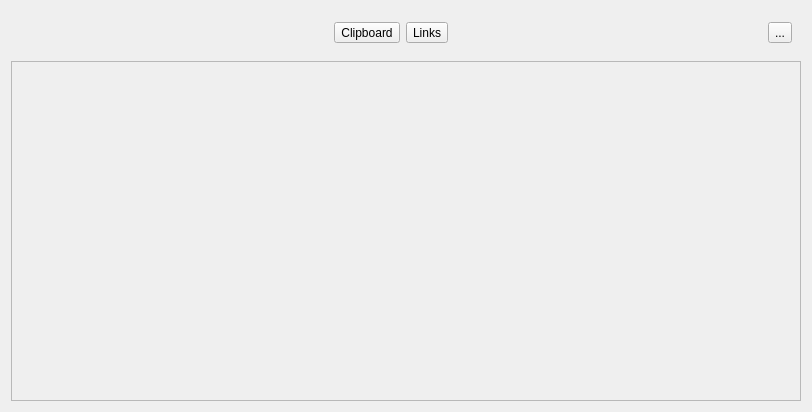
First picture: the form in widget/MPasteWidget.ui, repository SeptemberHX/MPaste, before the edit.
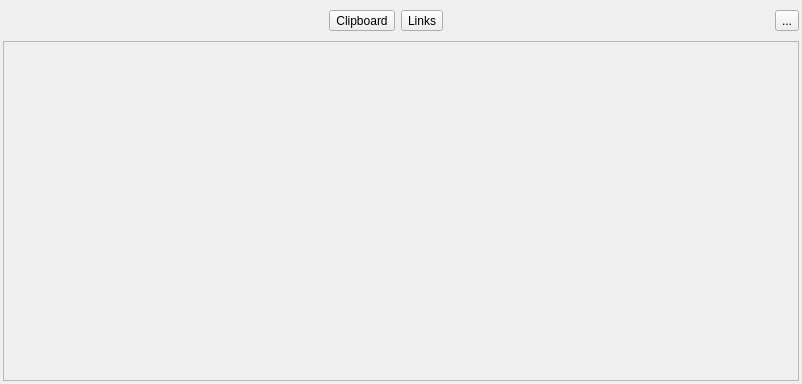
Second picture: the form after the edit.

The edit to the form file:
```diff
--- a/widget/MPasteWidget.ui
+++ b/widget/MPasteWidget.ui
@@ -6,17 +6,44 @@
    <rect>
     <x>0</x>
     <y>0</y>
-    <width>812</width>
-    <height>412</height>
+    <width>802</width>
+    <height>384</height>
    </rect>
   </property>
   <property name="windowTitle">
    <string>Form</string>
   </property>
   <layout class="QVBoxLayout" name="verticalLayout">
+   <property name="spacing">
+    <number>3</number>
+   </property>
+   <property name="leftMargin">
+    <number>3</number>
+   </property>
+   <property name="topMargin">
+    <number>3</number>
+   </property>
+   <property name="rightMargin">
+    <number>3</number>
+   </property>
+   <property name="bottomMargin">
+    <number>3</number>
+   </property>
    <item>
     <widget class="QWidget" name="widget" native="true">
      <layout class="QHBoxLayout" name="horizontalLayout">
+      <property name="leftMargin">
+       <number>0</number>
+      </property>
+      <property name="topMargin">
+       <number>0</number>
+      </property>
+      <property name="rightMargin">
+       <number>0</number>
+      </property>
+      <property name="bottomMargin">
+       <number>0</number>
+      </property>
       <item>
        <spacer name="horizontalSpacer">
         <property name="orientation">
```
